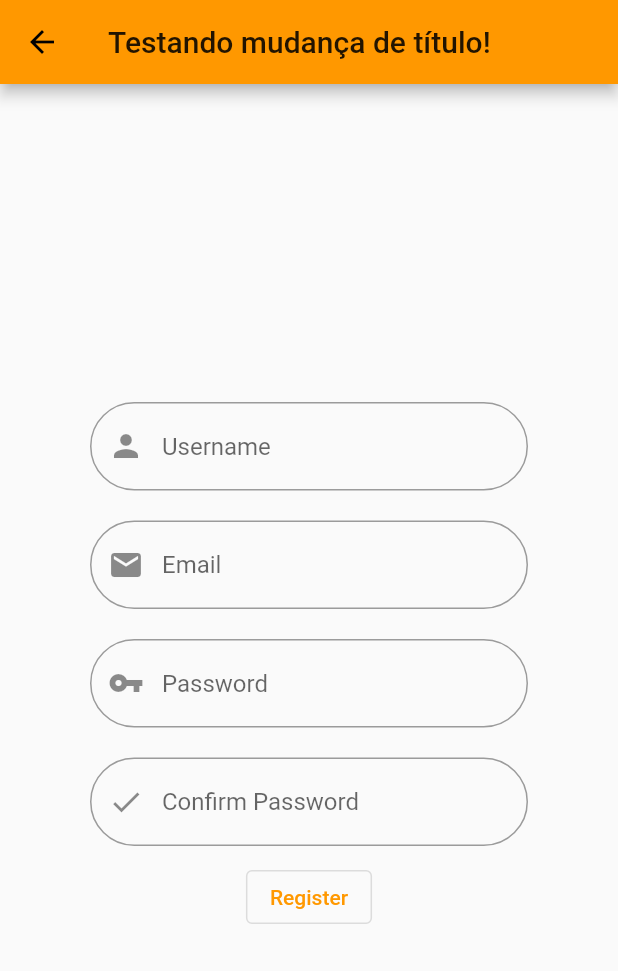
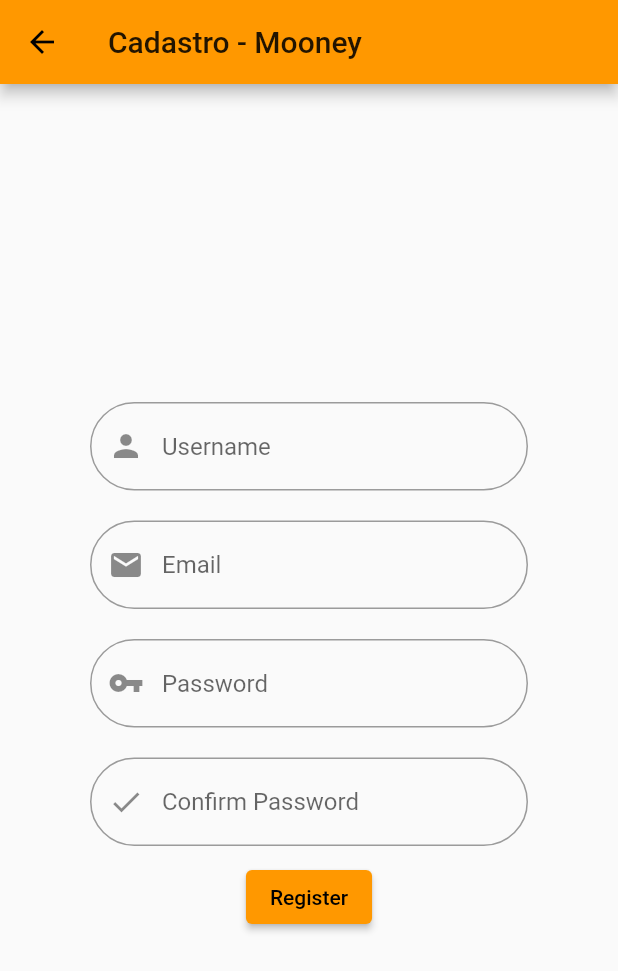
Before and after one commit to LLxD/login-mooney-trial, a Flutter app: the screen it shows after launch, after a tap on "Crie sua conta", on a phone screen of 412 x 824 dp. Shown: the top 971 px of the screen. Run offline on Flutter 3.47's test engine with Material 2 defaults, Android fonts, the phone set to English and light mode, and no system bars.

Commit message:
changing button and more styling

```diff
--- a/lib/main.dart
+++ b/lib/main.dart
@@ -15,7 +15,7 @@ class MyApp extends StatelessWidget {
         primarySwatch: Colors.orange,
       ),
       home: LoginPage(
-        title: "Ola!",
+        title: "Login - Mooney",
       ),
     );
   }
--- a/lib/pages/login_page.dart
+++ b/lib/pages/login_page.dart
@@ -11,10 +11,12 @@ class LoginPage extends StatelessWidget {
   Widget build(BuildContext context) {
     return Scaffold(
       appBar: AppBar(
+        leading: Icon(Icons.people),
         title: Text(title),
       ),
       body: Center(
         child: Column(
+          mainAxisAlignment: MainAxisAlignment.center,
           children: [
             Input(
               label: "Username",
@@ -23,18 +25,29 @@ class LoginPage extends StatelessWidget {
             ),
             Input(
               label: "Password",
-              icon: Icon(Icons.person),
+              icon: Icon(Icons.vpn_key),
               obscured: true,
             ),
-            InkWell(
-              child: Text("Crie sua conta"),
-              onTap: () => Navigator.push(
-                  context,
-                  MaterialPageRoute(
-                      builder: (context) => RegisterPage(
-                            title: "Testando mudança de título!",
-                            key: Key("Register"),
-                          ))),
+            ElevatedButton(
+              onPressed: () {
+                print('Received click');
+              },
+              child: const Text('Entrar :D'),
+            ),
+            Padding(
+              padding: const EdgeInsets.symmetric(vertical: 8.0),
+              child: InkWell(
+                child: Text(
+                  "Crie sua conta",
+                  style: TextStyle(color: Colors.orange),
+                ),
+                onTap: () => Navigator.push(
+                    context,
+                    MaterialPageRoute(
+                        builder: (context) => RegisterPage(
+                              title: "Cadastro - Mooney",
+                            ))),
+              ),
             )
           ],
         ),
--- a/lib/pages/register_page.dart
+++ b/lib/pages/register_page.dart
@@ -36,7 +36,7 @@ class RegisterPage extends StatelessWidget {
               icon: Icon(Icons.check),
               obscured: true,
             ),
-            OutlinedButton(
+            ElevatedButton(
               onPressed: () {
                 print('Received click');
               },
```
